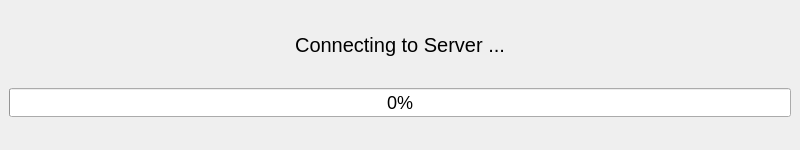
First picture: the form in src/gui/qt/gui_800x480/connecttoserverdialog_800x480.ui, repository pokerth/pokerth, before the edit.
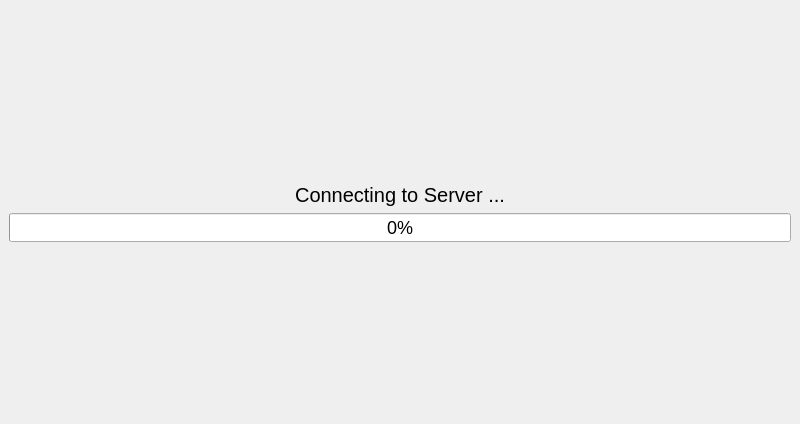
Second picture: the form after the edit.

Commit message: next steps android gui - lobby

Diff of the .ui file:
```diff
--- a/src/gui/qt/gui_800x480/connecttoserverdialog_800x480.ui
+++ b/src/gui/qt/gui_800x480/connecttoserverdialog_800x480.ui
@@ -7,19 +7,19 @@
     <x>0</x>
     <y>0</y>
     <width>800</width>
-    <height>150</height>
+    <height>424</height>
    </rect>
   </property>
+  <property name="sizePolicy">
+   <sizepolicy hsizetype="MinimumExpanding" vsizetype="MinimumExpanding">
+    <horstretch>0</horstretch>
+    <verstretch>0</verstretch>
+   </sizepolicy>
+  </property>
   <property name="minimumSize">
    <size>
     <width>800</width>
-    <height>150</height>
-   </size>
-  </property>
-  <property name="maximumSize">
-   <size>
-    <width>800</width>
-    <height>150</height>
+    <height>424</height>
    </size>
   </property>
   <property name="windowTitle">
@@ -45,7 +45,7 @@
      </property>
     </widget>
    </item>
-   <item row="3" column="0">
+   <item row="2" column="0">
     <widget class="QProgressBar" name="progressBar">
      <property name="styleSheet">
       <string notr="true">QObject {font-size: 18px}</string>
@@ -58,7 +58,7 @@
      </property>
     </widget>
    </item>
-   <item row="4" column="0">
+   <item row="3" column="0">
     <spacer name="verticalSpacer">
      <property name="orientation">
       <enum>Qt::Vertical</enum>
@@ -71,19 +71,6 @@
      </property>
     </spacer>
    </item>
-   <item row="2" column="0">
-    <spacer name="verticalSpacer_2">
-     <property name="orientation">
-      <enum>Qt::Vertical</enum>
-     </property>
-     <property name="sizeHint" stdset="0">
-      <size>
-       <width>20</width>
-       <height>40</height>
-      </size>
-     </property>
-    </spacer>
-   </item>
    <item row="0" column="0">
     <spacer name="verticalSpacer_3">
      <property name="orientation">
```
The commit also changes 2 other files.
